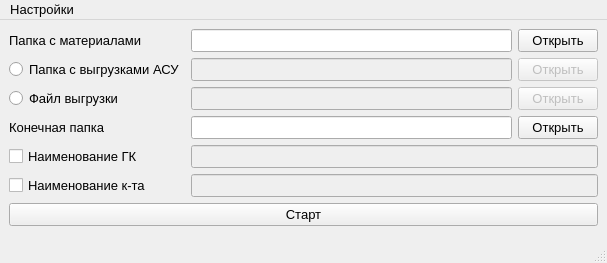
Qt form designer/Main.ui (ant1cus/Project_SP) before a commit.
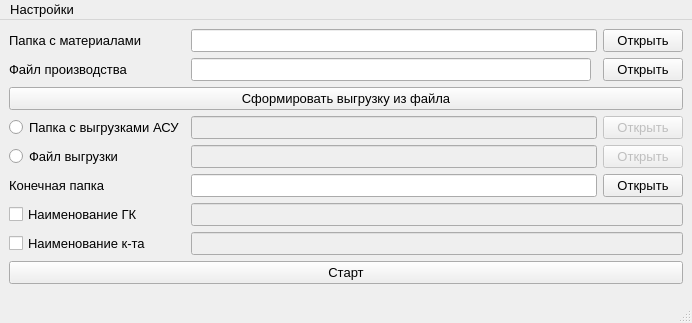
The same form after that commit.

Commit message: form incoming excel file

Patch:
```diff
--- a/designer/Main.ui
+++ b/designer/Main.ui
@@ -6,8 +6,8 @@
    <rect>
     <x>0</x>
     <y>0</y>
-    <width>607</width>
-    <height>263</height>
+    <width>692</width>
+    <height>323</height>
    </rect>
   </property>
   <property name="font">
@@ -20,144 +20,168 @@
   </property>
   <widget class="QWidget" name="centralwidget">
    <layout class="QGridLayout" name="gridLayout">
-    <item row="2" column="0">
-     <widget class="QRadioButton" name="radioButton_load_manufacture">
+    <item row="4" column="3">
+     <widget class="QPushButton" name="pushButton_open_load_manufacture_file">
+      <property name="enabled">
+       <bool>false</bool>
+      </property>
+      <property name="sizePolicy">
+       <sizepolicy hsizetype="Fixed" vsizetype="Fixed">
+        <horstretch>0</horstretch>
+        <verstretch>0</verstretch>
+       </sizepolicy>
+      </property>
       <property name="text">
-       <string>Файл выгрузки</string>
+       <string>Открыть</string>
       </property>
      </widget>
     </item>
-    <item row="3" column="1" colspan="2">
+    <item row="5" column="1" colspan="2">
      <widget class="QLineEdit" name="lineEdit_path_dir_finish"/>
     </item>
-    <item row="3" column="3">
-     <widget class="QPushButton" name="pushButton_open_path_finish_dir">
-      <property name="sizePolicy">
-       <sizepolicy hsizetype="Fixed" vsizetype="Fixed">
-        <horstretch>0</horstretch>
-        <verstretch>0</verstretch>
-       </sizepolicy>
+    <item row="7" column="1" colspan="3">
+     <widget class="QLineEdit" name="lineEdit_name_set">
+      <property name="enabled">
+       <bool>false</bool>
       </property>
+     </widget>
+    </item>
+    <item row="4" column="1" colspan="2">
+     <widget class="QLineEdit" name="lineEdit_path_file_manufacture">
+      <property name="enabled">
+       <bool>false</bool>
+      </property>
+     </widget>
+    </item>
+    <item row="2" column="0" colspan="4">
+     <widget class="QPushButton" name="pushButton_form_file">
+      <property name="text">
+       <string>Сформировать выгрузку из файла</string>
+      </property>
+     </widget>
+    </item>
+    <item row="1" column="1">
+     <widget class="QLineEdit" name="lineEdit_path_file_unloading"/>
+    </item>
+    <item row="1" column="3">
+     <widget class="QPushButton" name="pushButton_open_unloading_file">
       <property name="text">
        <string>Открыть</string>
       </property>
      </widget>
     </item>
-    <item row="0" column="0">
-     <widget class="QLabel" name="label_material_sp">
-      <property name="text">
-       <string>Папка с материалами</string>
-      </property>
-     </widget>
-    </item>
-    <item row="4" column="0">
+    <item row="6" column="0">
      <widget class="QCheckBox" name="checkBox_name_gk">
       <property name="text">
        <string>Наименование ГК</string>
       </property>
      </widget>
     </item>
-    <item row="4" column="1" colspan="3">
+    <item row="6" column="1" colspan="3">
      <widget class="QLineEdit" name="lineEdit_name_gk">
       <property name="enabled">
        <bool>false</bool>
       </property>
      </widget>
     </item>
-    <item row="5" column="0">
+    <item row="7" column="0">
      <widget class="QCheckBox" name="checkBox_name_set">
       <property name="text">
        <string>Наименование к-та</string>
       </property>
      </widget>
     </item>
-    <item row="2" column="3">
-     <widget class="QPushButton" name="pushButton_open_load_manufacture_file">
-      <property name="enabled">
-       <bool>false</bool>
-      </property>
-      <property name="sizePolicy">
-       <sizepolicy hsizetype="Fixed" vsizetype="Fixed">
-        <horstretch>0</horstretch>
-        <verstretch>0</verstretch>
-       </sizepolicy>
-      </property>
+    <item row="8" column="0" colspan="4">
+     <widget class="QPushButton" name="pushButton_start">
       <property name="text">
-       <string>Открыть</string>
+       <string>Старт</string>
       </property>
      </widget>
     </item>
-    <item row="1" column="1" colspan="2">
+    <item row="3" column="1" colspan="2">
      <widget class="QLineEdit" name="lineEdit_path_dir_load_asu">
       <property name="enabled">
        <bool>false</bool>
       </property>
      </widget>
     </item>
-    <item row="1" column="3">
-     <widget class="QPushButton" name="pushButton_open_load_asu_dir">
-      <property name="enabled">
-       <bool>false</bool>
-      </property>
-      <property name="sizePolicy">
-       <sizepolicy hsizetype="Fixed" vsizetype="Fixed">
-        <horstretch>0</horstretch>
-        <verstretch>0</verstretch>
-       </sizepolicy>
-      </property>
-      <property name="text">
-       <string>Открыть</string>
-      </property>
-     </widget>
-    </item>
-    <item row="0" column="3">
-     <widget class="QPushButton" name="pushButton_open_material_sp_dir">
-      <property name="sizePolicy">
-       <sizepolicy hsizetype="Fixed" vsizetype="Fixed">
-        <horstretch>0</horstretch>
-        <verstretch>0</verstretch>
-       </sizepolicy>
-      </property>
-      <property name="text">
-       <string>Открыть</string>
-      </property>
-     </widget>
-    </item>
-    <item row="1" column="0">
+    <item row="3" column="0">
      <widget class="QRadioButton" name="radioButton_load_asu">
       <property name="text">
        <string>Папка с выгрузками АСУ</string>
       </property>
      </widget>
     </item>
-    <item row="3" column="0">
+    <item row="4" column="0">
+     <widget class="QRadioButton" name="radioButton_load_manufacture">
+      <property name="text">
+       <string>Файл выгрузки</string>
+      </property>
+     </widget>
+    </item>
+    <item row="0" column="0">
+     <widget class="QLabel" name="label_material_sp">
+      <property name="text">
+       <string>Папка с материалами</string>
+      </property>
+     </widget>
+    </item>
+    <item row="5" column="0">
      <widget class="QLabel" name="label_finish_folder">
       <property name="text">
        <string>Конечная папка</string>
       </property>
      </widget>
     </item>
-    <item row="2" column="1" colspan="2">
-     <widget class="QLineEdit" name="lineEdit_path_file_manufacture">
-      <property name="enabled">
-       <bool>false</bool>
-      </property>
-     </widget>
-    </item>
-    <item row="5" column="1" colspan="3">
-     <widget class="QLineEdit" name="lineEdit_name_set">
-      <property name="enabled">
-       <bool>false</bool>
-      </property>
-     </widget>
-    </item>
     <item row="0" column="1" colspan="2">
      <widget class="QLineEdit" name="lineEdit_path_dir_material_sp"/>
     </item>
-    <item row="6" column="0" colspan="4">
-     <widget class="QPushButton" name="pushButton_start">
+    <item row="5" column="3">
+     <widget class="QPushButton" name="pushButton_open_path_finish_dir">
+      <property name="sizePolicy">
+       <sizepolicy hsizetype="Fixed" vsizetype="Fixed">
+        <horstretch>0</horstretch>
+        <verstretch>0</verstretch>
+       </sizepolicy>
+      </property>
       <property name="text">
-       <string>Старт</string>
+       <string>Открыть</string>
+      </property>
+     </widget>
+    </item>
+    <item row="3" column="3">
+     <widget class="QPushButton" name="pushButton_open_load_asu_dir">
+      <property name="enabled">
+       <bool>false</bool>
+      </property>
+      <property name="sizePolicy">
+       <sizepolicy hsizetype="Fixed" vsizetype="Fixed">
+        <horstretch>0</horstretch>
+        <verstretch>0</verstretch>
+       </sizepolicy>
+      </property>
+      <property name="text">
+       <string>Открыть</string>
+      </property>
+     </widget>
+    </item>
+    <item row="0" column="3">
+     <widget class="QPushButton" name="pushButton_open_material_sp_dir">
+      <property name="sizePolicy">
+       <sizepolicy hsizetype="Fixed" vsizetype="Fixed">
+        <horstretch>0</horstretch>
+        <verstretch>0</verstretch>
+       </sizepolicy>
+      </property>
+      <property name="text">
+       <string>Открыть</string>
+      </property>
+     </widget>
+    </item>
+    <item row="1" column="0">
+     <widget class="QLabel" name="label_unloading_file">
+      <property name="text">
+       <string>Файл производства</string>
       </property>
      </widget>
     </item>
@@ -168,7 +192,7 @@
     <rect>
      <x>0</x>
      <y>0</y>
-     <width>607</width>
+     <width>692</width>
      <height>23</height>
     </rect>
    </property>
```
The commit also changes 12 other files.
